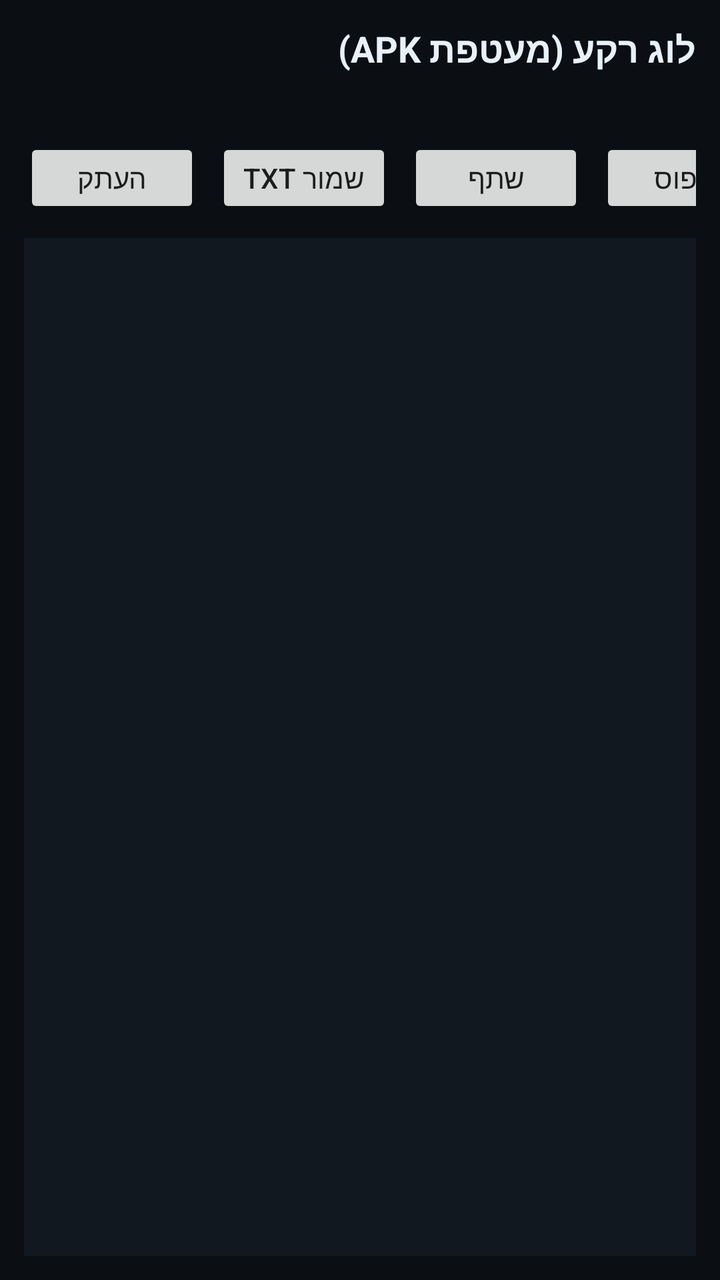
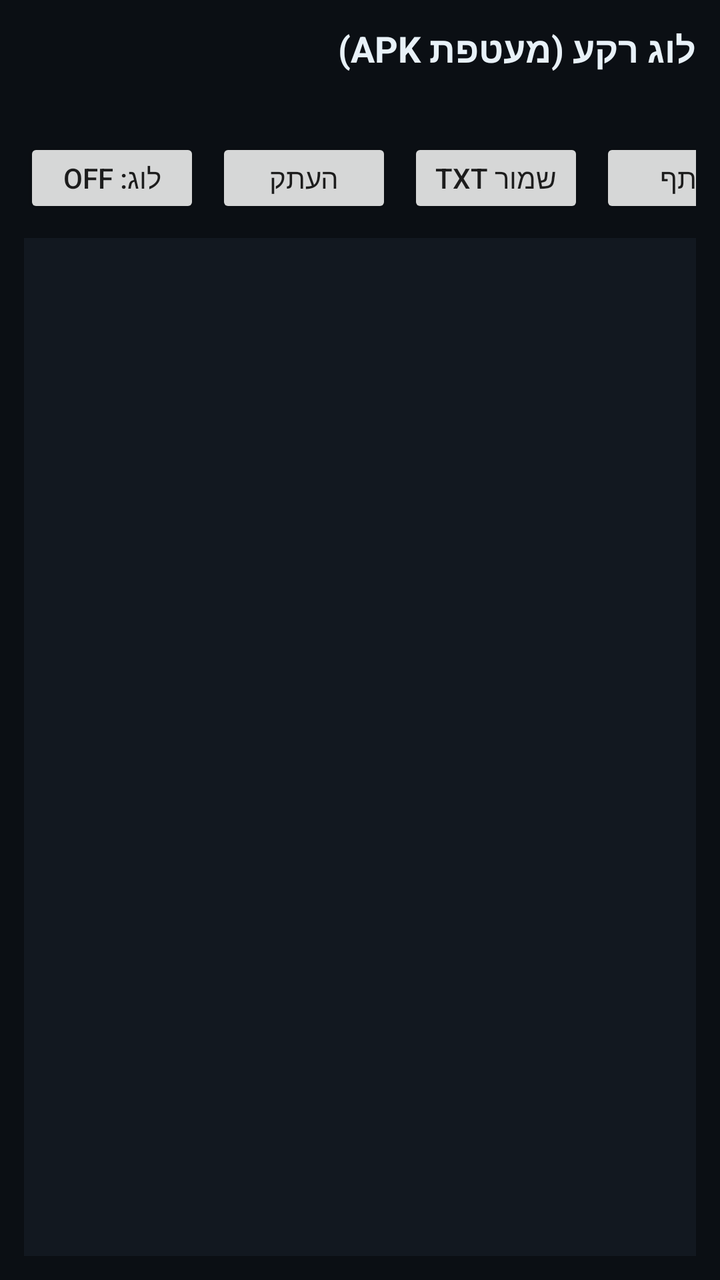

Two renders of the same Android screen: before a commit and after it. Below are the layout's source before the change and the commit's diff.
<!-- AndroidManifest.xml: application theme Theme.SosShell -->
<!-- res/layout/activity_debug_log.xml -->
<?xml version="1.0" encoding="utf-8"?>
<LinearLayout xmlns:android="http://schemas.android.com/apk/res/android"
    android:layout_width="match_parent"
    android:layout_height="match_parent"
    android:background="#0B0F14"
    android:orientation="vertical"
    android:padding="12dp">

    <TextView
        android:layout_width="match_parent"
        android:layout_height="wrap_content"
        android:paddingBottom="8dp"
        android:text="@string/debug_log_title"
        android:textColor="#E8F1F8"
        android:textSize="18sp"
        android:textStyle="bold" />

    <TextView
        android:id="@+id/debugMeta"
        android:layout_width="match_parent"
        android:layout_height="wrap_content"
        android:paddingBottom="8dp"
        android:textColor="#8AA0B2"
        android:textSize="12sp" />

    <HorizontalScrollView
        android:layout_width="match_parent"
        android:layout_height="wrap_content"
        android:scrollbars="none">

        <LinearLayout
            android:layout_width="wrap_content"
            android:layout_height="wrap_content"
            android:orientation="horizontal">

            <Button
                android:id="@+id/btnCopy"
                android:layout_width="wrap_content"
                android:layout_height="40dp"
                android:layout_marginEnd="8dp"
                android:text="@string/debug_log_copy" />

            <Button
                android:id="@+id/btnSaveTxt"
                android:layout_width="wrap_content"
                android:layout_height="40dp"
                android:layout_marginEnd="8dp"
                android:text="@string/debug_log_save_txt" />

            <Button
                android:id="@+id/btnShare"
                android:layout_width="wrap_content"
                android:layout_height="40dp"
                android:layout_marginEnd="8dp"
                android:text="@string/debug_log_share" />

            <Button
                android:id="@+id/btnClear"
                android:layout_width="wrap_content"
                android:layout_height="40dp"
                android:layout_marginEnd="8dp"
                android:text="@string/debug_log_clear" />

            <Button
                android:id="@+id/btnClose"
                android:layout_width="wrap_content"
                android:layout_height="40dp"
                android:text="@string/debug_log_close" />
        </LinearLayout>
    </HorizontalScrollView>

    <ScrollView
        android:id="@+id/debugScroll"
        android:layout_width="match_parent"
        android:layout_height="0dp"
        android:layout_marginTop="10dp"
        android:layout_weight="1"
        android:background="#121820"
        android:fillViewport="true"
        android:padding="8dp">

        <TextView
            android:id="@+id/debugText"
            android:layout_width="match_parent"
            android:layout_height="wrap_content"
            android:fontFamily="monospace"
            android:textColor="#C9D7E3"
            android:textIsSelectable="true"
            android:textSize="11sp" />
    </ScrollView>
</LinearLayout>
<!-- resources referenced by this layout -->
<resources>
  <string name="debug_log_clear">איפוס</string>
  <string name="debug_log_close">סגור</string>
  <string name="debug_log_copy">העתק</string>
  <string name="debug_log_save_txt">שמור TXT</string>
  <string name="debug_log_share">שתף</string>
  <string name="debug_log_title">לוג רקע (מעטפת APK)</string>
  <style name="Theme.SosShell" parent="Theme.MaterialComponents.DayNight.NoActionBar">
          <item name="android:statusBarColor">#000000</item>
          <item name="android:navigationBarColor">#000000</item>
          <item name="android:windowBackground">#000000</item>
          <item name="colorPrimary">#2D88FF</item>
      </style>
</resources>

<!-- the commit's change to res/layout/activity_debug_log.xml (unified diff, before → after) -->
@@ -32,6 +32,13 @@
             android:layout_width="wrap_content"
             android:layout_height="wrap_content"
             android:orientation="horizontal">
+
+            <Button
+                android:id="@+id/btnToggleLog"
+                android:layout_width="wrap_content"
+                android:layout_height="40dp"
+                android:layout_marginEnd="8dp"
+                android:text="@string/debug_log_toggle_off" />
 
             <Button
                 android:id="@+id/btnCopy"
<!-- resource entries referenced after the edit -->
@@ -6,6 +6,7 @@
   <string name="debug_log_save_txt">שמור TXT</string>
   <string name="debug_log_share">שתף</string>
   <string name="debug_log_title">לוג רקע (מעטפת APK)</string>
+  <string name="debug_log_toggle_off">לוג: OFF</string>
   <style name="Theme.SosShell" parent="Theme.MaterialComponents.DayNight.NoActionBar">
           <item name="android:statusBarColor">#000000</item>
           <item name="android:navigationBarColor">#000000</item>
